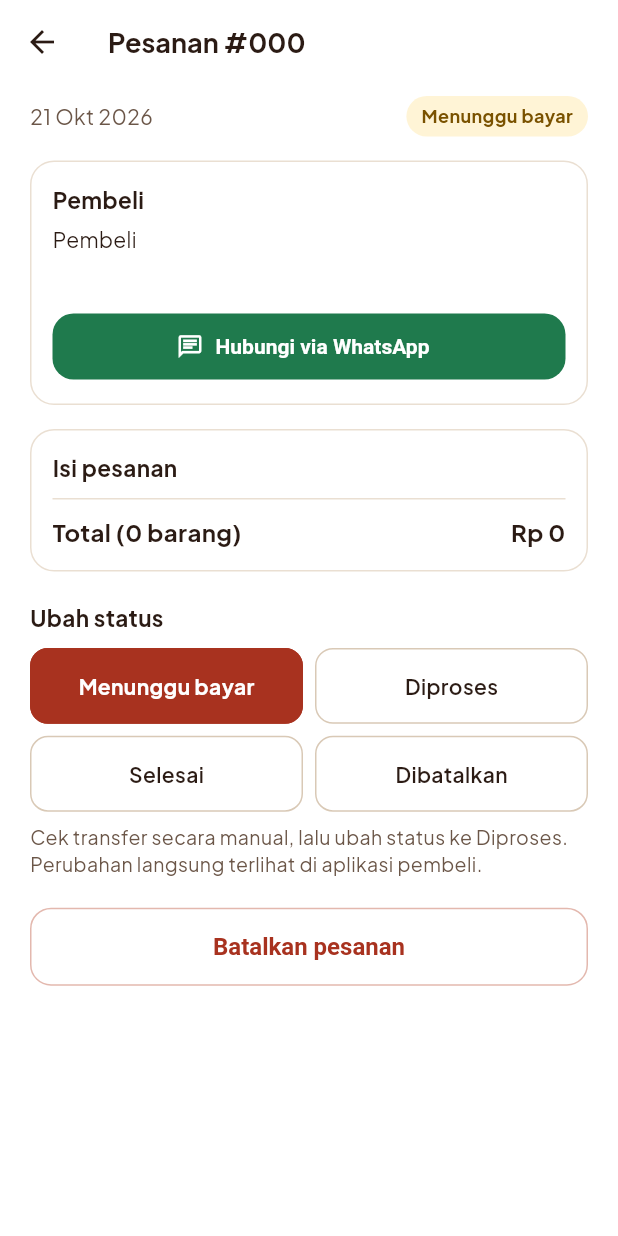
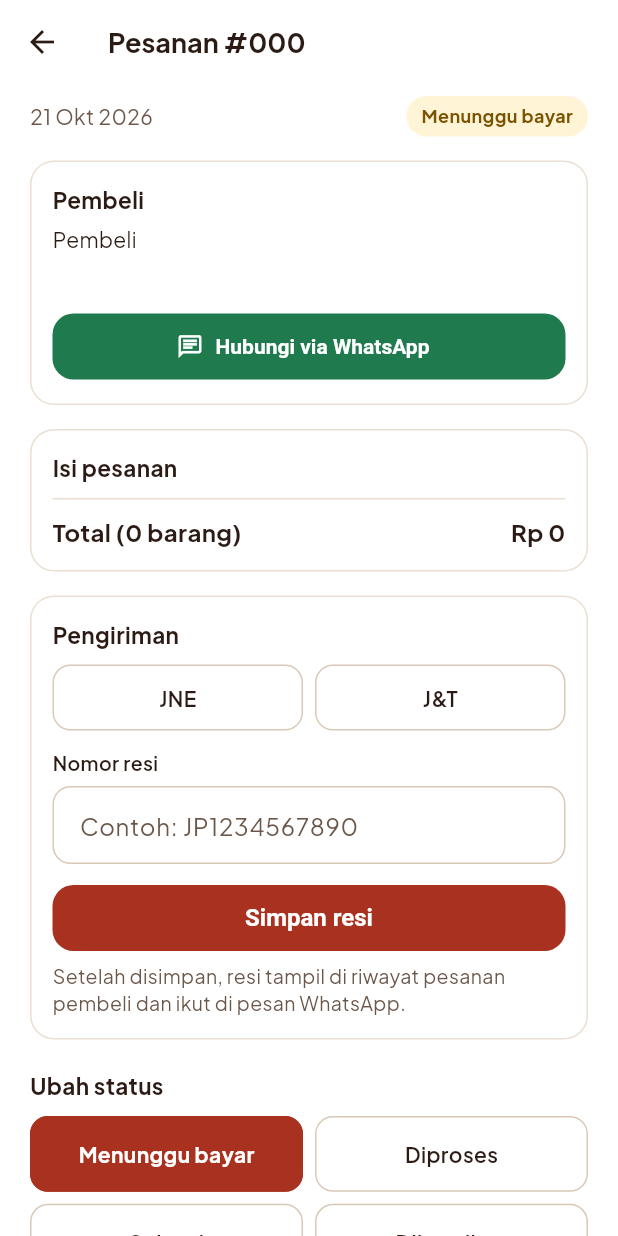
Before and after one commit to alwi-web/Jahe-Sabila-313.apk, a Flutter app: the AdminOrderDetailScreen screen opened directly with empty values, on a phone screen of 412 x 824 dp. Run offline on Flutter 3.47's test engine with Material 3 defaults, Android fonts, the phone set to English and light mode, and no system bars; our stand-ins replace google_fonts, image_picker, pdf, printing, share_plus, supabase_flutter; missing offline and left inert: excel; accounts and stored records are empty.

Commit message:
Admin bisa mengisi kurir (JNE/J&T) dan nomor resi pesanan
- Kolom pesanan.kurir dan pesanan.no_resi (schema.sql dan
  supabase/migrasi_resi.sql untuk database yang sudah ada).
- Detail pesanan admin: kotak Pengiriman untuk memilih kurir, mengisi
  resi, lalu Simpan resi.
- Riwayat pesanan pembeli menampilkan kurir dan resi.
- Pesan WhatsApp admin menyertakan kurir dan no. resi bila sudah diisi.

Co-Authored-By: Claude Opus 5.5 <noreply@anthropic.com>
Claude-Session: https://claude.ai/code/session_01VnVquaV24vzXngisXNKw6i

```diff
--- a/lib/data/models.dart
+++ b/lib/data/models.dart
@@ -128,6 +128,8 @@ class Order {
     this.status = OrderStatus.waitingPayment,
     this.buyerName = '',
     this.buyerPhone = '',
+    this.courier = '',
+    this.trackingNumber = '',
   });
 
   /// Diisi untuk tampilan admin.
@@ -142,6 +144,11 @@ class Order {
   final String addressText;
   final int total;
   OrderStatus status;
+
+  /// Kurir pengiriman (JNE / J&T) dan nomor resinya, diisi admin.
+  String courier;
+  String trackingNumber;
+  bool get hasTracking => trackingNumber.isNotEmpty;
 
   String get number => id.padLeft(3, '0');
   int get itemCount => lines.fold(0, (sum, l) => sum + l.qty);
--- a/lib/data/repository.dart
+++ b/lib/data/repository.dart
@@ -62,6 +62,9 @@ abstract class ShopRepository {
   Future<List<Order>> adminFetchOrders();
   Future<void> adminSetOrderStatus(String orderId, OrderStatus status);
 
+  /// Menyimpan kurir dan nomor resi pengiriman pesanan.
+  Future<void> adminSetShipping(String orderId, String courier, String trackingNumber);
+
   /// Menyimpan produk baru atau perubahan, termasuk harga dan stok tiap ukuran.
   Future<void> adminSaveProduct(ProductDraft draft);
 
--- a/lib/data/supabase_repository.dart
+++ b/lib/data/supabase_repository.dart
@@ -14,7 +14,7 @@ class SupabaseRepository implements ShopRepository {
   }
 
   static const _orderColumns =
-      'id, tanggal, total, alamat_kirim, status, detail_pesanan(id, jumlah, harga_satuan, nama_produk, ukuran, varian_produk(produk_id))';
+      'id, tanggal, total, alamat_kirim, status, kurir, no_resi, detail_pesanan(id, jumlah, harga_satuan, nama_produk, ukuran, varian_produk(produk_id))';
 
   // ---------------- Akun ----------------
 
@@ -209,6 +209,8 @@ class SupabaseRepository implements ShopRepository {
       total: r['total'] as int,
       addressText: r['alamat_kirim'] as String,
       status: OrderStatus.fromCode(r['status'] as String),
+      courier: (r['kurir'] as String?) ?? '',
+      trackingNumber: (r['no_resi'] as String?) ?? '',
       lines: lines,
       buyerName: buyerName,
       buyerPhone: buyerPhone,
@@ -264,6 +266,14 @@ class SupabaseRepository implements ShopRepository {
   }
 
   @override
+  Future<void> adminSetShipping(String orderId, String courier, String trackingNumber) async {
+    await _db
+        .from('pesanan')
+        .update({'kurir': courier.isEmpty ? null : courier, 'no_resi': trackingNumber.isEmpty ? null : trackingNumber})
+        .eq('id', int.parse(orderId));
+  }
+
+  @override
   Future<void> adminSaveProduct(ProductDraft d) async {
     final data = {'nama': d.name.trim(), 'deskripsi': d.description.trim()};
     final int productId;
--- a/lib/screens/admin/admin_order_detail_screen.dart
+++ b/lib/screens/admin/admin_order_detail_screen.dart
@@ -21,8 +21,37 @@ class AdminOrderDetailScreen extends StatefulWidget {
 
 class _AdminOrderDetailScreenState extends State<AdminOrderDetailScreen> {
   bool _busy = false;
+  late String _courier = widget.order.courier;
+  late final _resi = TextEditingController(text: widget.order.trackingNumber);
 
   Order get o => widget.order;
+
+  static const _couriers = ['JNE', 'J&T'];
+
+  @override
+  void dispose() {
+    _resi.dispose();
+    super.dispose();
+  }
+
+  Future<void> _saveShipping() async {
+    final resi = _resi.text.trim();
+    if (resi.isNotEmpty && _courier.isEmpty) {
+      ScaffoldMessenger.of(context).showSnackBar(const SnackBar(content: Text('Pilih kurir dulu')));
+      return;
+    }
+    if (_busy) return;
+    setState(() => _busy = true);
+    final ok = await runGuarded(context, () => context.read<AppState>().setShipping(o, resi.isEmpty ? '' : _courier, resi));
+    if (!mounted) return;
+    setState(() => _busy = false);
+    if (ok) {
+      FocusScope.of(context).unfocus();
+      ScaffoldMessenger.of(context).showSnackBar(
+        SnackBar(content: Text(resi.isEmpty ? 'Resi dihapus' : 'Resi $_courier $resi disimpan')),
+      );
+    }
+  }
 
   Future<void> _setStatus(OrderStatus status) async {
     if (status == o.status || _busy) return;
@@ -133,6 +162,38 @@ class _AdminOrderDetailScreenState extends State<AdminOrderDetailScreen> {
               ]),
             ]),
           ),
+          const SizedBox(height: 16),
+          AppCard(
+            padding: const EdgeInsets.all(14),
+            child: Column(crossAxisAlignment: CrossAxisAlignment.stretch, children: [
+              const Text('Pengiriman', style: TextStyle(fontSize: 15, fontWeight: FontWeight.w700)),
+              const SizedBox(height: 10),
+              Row(children: [
+                for (final c in _couriers) ...[
+                  Expanded(
+                    child: SelectPill(label: c, selected: _courier == c, onTap: () => setState(() => _courier = c)),
+                  ),
+                  if (c != _couriers.last) const SizedBox(width: 8),
+                ],
+              ]),
+              const SizedBox(height: 12),
+              LabeledField(
+                label: 'Nomor resi',
+                controller: _resi,
+                hint: 'Contoh: JP1234567890',
+                textInputAction: TextInputAction.done,
+              ),
+              const SizedBox(height: 12),
+              FilledButton(
+                style: FilledButton.styleFrom(minimumSize: const Size.fromHeight(44)),
+                onPressed: _busy ? null : _saveShipping,
+                child: const Text('Simpan resi'),
+              ),
+              const SizedBox(height: 6),
+              const Text('Setelah disimpan, resi tampil di riwayat pesanan pembeli dan ikut di pesan WhatsApp.',
+                  style: TextStyle(fontSize: 13, color: AppColors.muted, height: 1.4)),
+            ]),
+          ),
           const SizedBox(height: 20),
           const Text('Ubah status', style: TextStyle(fontSize: 15, fontWeight: FontWeight.w700)),
           const SizedBox(height: 10),
```
Also changed, not shown: lib/data/app_state.dart (+7 -0 lines), lib/data/memory_repository.dart (+11 -0 lines), lib/screens/account/order_history_screen.dart (+15 -0 lines), lib/utils/whatsapp.dart (+7 -3 lines), 3 other files.
